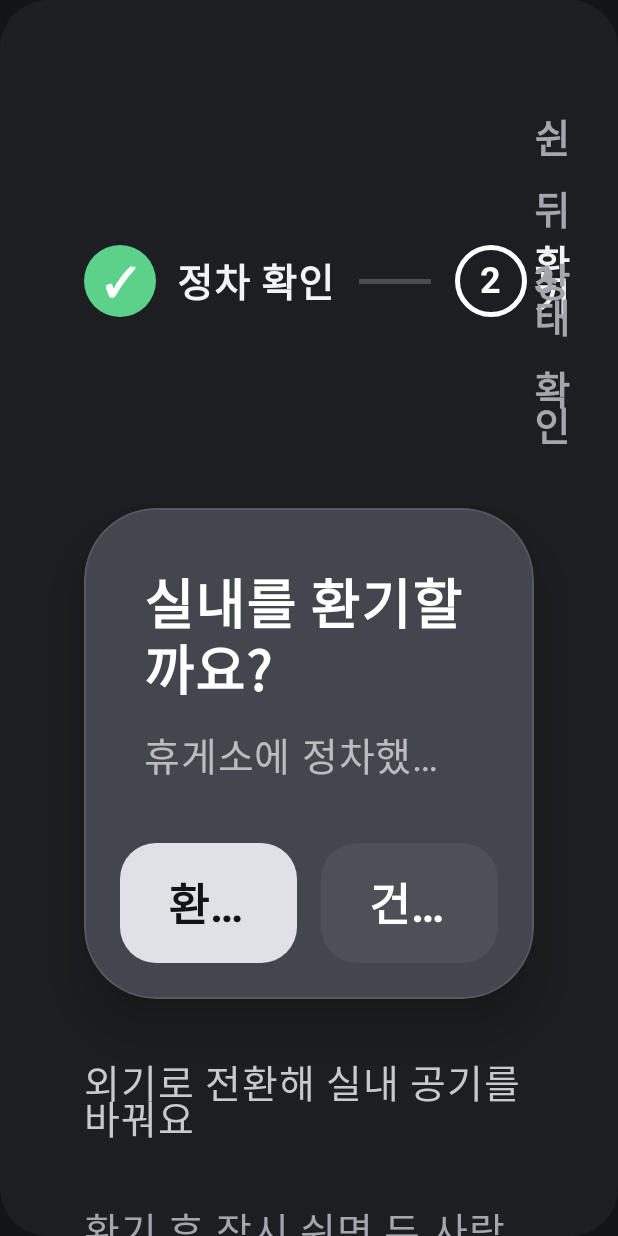
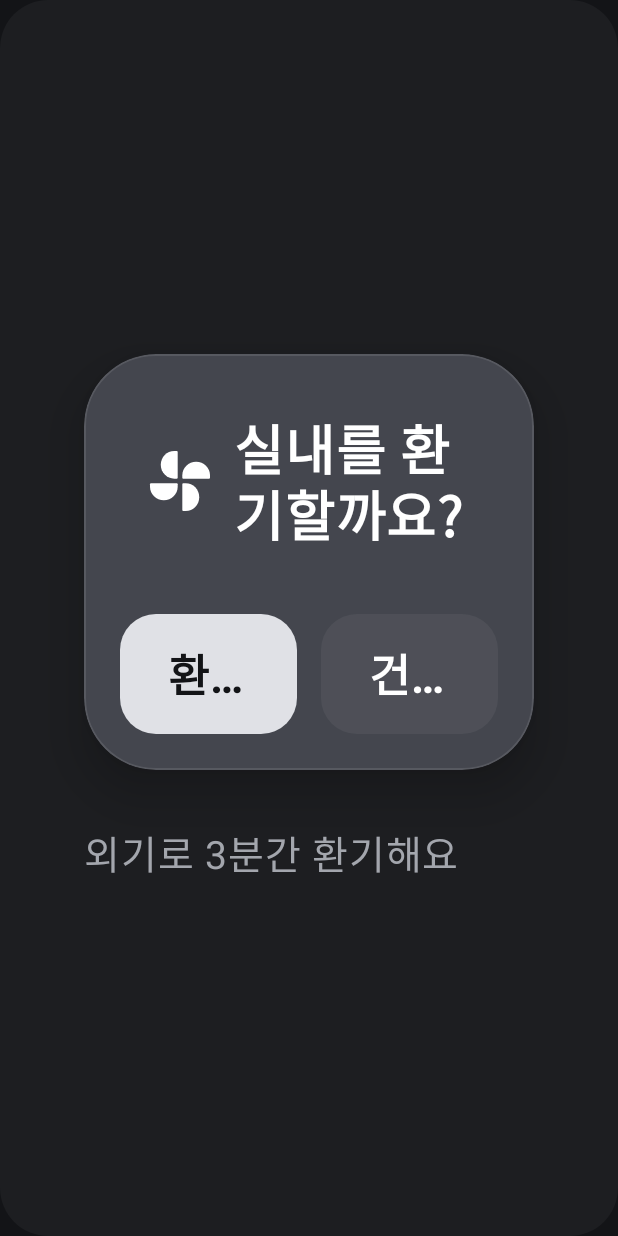
Before and after one commit to ychany/cabincrew-airride, an Android app built with Jetpack Compose: the composable RestStopScreen shown on its own in the app's theme, on a phone screen of 412 x 824 dp. Run offline under Robolectric (Android 15) with nearby library versions, the phone set to English and light mode, and no system bars; 9 statements that could not run were skipped.

Commit message:
style(ui): simplify A-09 to wind-icon ventilate card per prototype

```diff
--- a/app/src/main/java/com/cabincrew/airride/ui/RestStopScreen.kt
+++ b/app/src/main/java/com/cabincrew/airride/ui/RestStopScreen.kt
@@ -1,6 +1,11 @@
 package com.cabincrew.airride.ui
 
 import androidx.compose.foundation.background
+import androidx.compose.foundation.Image
+import androidx.compose.foundation.layout.padding
+import androidx.compose.ui.draw.shadow
+import androidx.compose.ui.res.painterResource
+import com.cabincrew.airride.R
 import androidx.compose.foundation.border
 import androidx.compose.foundation.layout.Arrangement
 import androidx.compose.foundation.layout.Box
@@ -32,12 +37,10 @@ fun RestStopScreen(state: UiState, onVentilate: (Boolean) -> Unit, onDone: () ->
         caption = { StatusChip("$name · 정차 중", AirColors.TextMuted) },
     ) {
         Column(Modifier.widthIn(max = 1124.dp), verticalArrangement = Arrangement.spacedBy(36.dp)) {
-            Steps(state.restStep)
             when (state.restStep) {
                 RestStep.VENTILATE -> {
-                    SuggestionCard("실내를 환기할까요?", "${name}에 정차했어요", "환기하기", { onVentilate(true) }, "건너뛰기", { onVentilate(false) })
-                    Text("외기로 전환해 실내 공기를 바꿔요", color = AirColors.TextSub, fontSize = 26.sp)
-                    Text("환기 후 잠시 쉬면 두 사람의 컨디션을 다시 확인해 드릴게요", color = AirColors.TextMuted, fontSize = 26.sp)
+                    VentilateCard({ onVentilate(true) }, { onVentilate(false) })
+                    Text("외기로 3분간 환기해요", color = AirColors.TextMuted, fontSize = 26.sp)
                 }
                 RestStep.RECHECK -> {
                     val c = state.condition
@@ -52,6 +55,29 @@ fun RestStopScreen(state: UiState, onVentilate: (Boolean) -> Unit, onDone: () ->
     }
 }
 
+/** A-09 (프로토타입): wind icon + "실내를 환기할까요?" with two buttons. */
+@Composable
+private fun VentilateCard(onYes: () -> Unit, onNo: () -> Unit) {
+    Column(
+        Modifier.fillMaxWidth().shadow(20.dp, RoundedCornerShape(48.dp))
+            .background(AirColors.Notification, RoundedCornerShape(48.dp))
+            .border(1.dp, AirColors.DividerSoft, RoundedCornerShape(48.dp)),
+    ) {
+        Row(
+            Modifier.fillMaxWidth().padding(start = 40.dp, end = 40.dp, top = 36.dp, bottom = 16.dp),
+            verticalAlignment = Alignment.CenterVertically, horizontalArrangement = Arrangement.spacedBy(12.dp),
+        ) {
+            Image(painterResource(R.drawable.ic_wind_4step), contentDescription = null, modifier = Modifier.size(48.dp))
+            Text("실내를 환기할까요?", color = Color.White, fontSize = 36.sp, lineHeight = 44.sp, fontWeight = FontWeight.ExtraBold)
+        }
+        Row(Modifier.fillMaxWidth().padding(24.dp), horizontalArrangement = Arrangement.spacedBy(16.dp)) {
+            IviButton("환기하기", onYes, filled = true, modifier = Modifier.weight(1f))
+            IviButton("건너뛰기", onNo, filled = false, modifier = Modifier.weight(1f))
+        }
+    }
+}
+
+@Suppress("unused")
 @Composable
 private fun Steps(step: RestStep) {
     val current = if (step == RestStep.VENTILATE) 2 else 3
```
